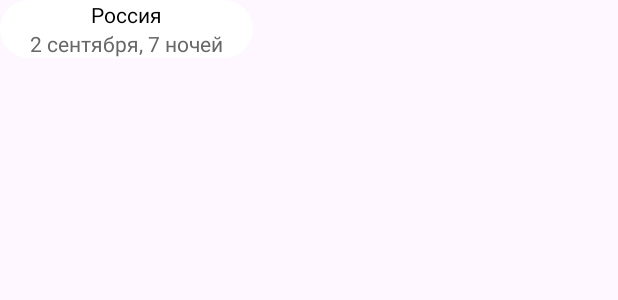
After one commit to fslon/TouristAgency, an Android app: the layout city_button.xml on its own in the app's theme, with its tools: preview values and no code run, on a phone screen of 412 x 824 dp. The commit adds this screen. Shown: the top 300 px of the screen. Run offline under Robolectric (Android 15) with nearby library versions, the phone set to English and light mode, and no system bars.

Commit message:
основные кнопки в процессе

```diff
--- a/app/src/main/java/com/example/touristagency/ui/activity/MainActivity.kt
+++ b/app/src/main/java/com/example/touristagency/ui/activity/MainActivity.kt
@@ -1,6 +1,7 @@
 package com.example.touristagency.ui.activity
 
 import android.os.Bundle
+import androidx.appcompat.app.AppCompatDelegate
 import com.example.touristagency.App
 import com.example.touristagency.R
 import com.example.touristagency.databinding.ActivityMainBinding
@@ -26,6 +27,8 @@ class MainActivity : MvpAppCompatActivity(), MainView {
 
     override fun onCreate(savedInstanceState: Bundle?) {
         super.onCreate(savedInstanceState)
+        AppCompatDelegate.setDefaultNightMode(AppCompatDelegate.MODE_NIGHT_NO)
+
         binding = ActivityMainBinding.inflate(layoutInflater)
         setContentView(binding.root)
         App.instance.appComponent.inject(this)
--- /dev/null
+++ b/app/src/main/res/drawable/back.xml
@@ -0,0 +1,5 @@
+<?xml version="1.0" encoding="utf-8"?>
+<shape xmlns:android="http://schemas.android.com/apk/res/android" android:shape="rectangle" >
+    <corners android:radius="90dp"/>
+    <solid android:color="@android:color/white" />
+</shape>
--- /dev/null
+++ b/app/src/main/res/layout/city_button.xml
@@ -0,0 +1,30 @@
+<?xml version="1.0" encoding="utf-8"?>
+<LinearLayout xmlns:android="http://schemas.android.com/apk/res/android"
+    android:layout_width="wrap_content"
+    android:layout_height="wrap_content"
+    android:orientation="vertical"
+    android:background="@drawable/back"
+    >
+
+    <TextView
+        android:layout_width="wrap_content"
+        android:layout_height="wrap_content"
+        android:id="@+id/city_name_tv"
+        android:text="@string/city_button_text"
+        android:textColor="@color/black"
+        android:layout_gravity="center"
+        android:layout_marginHorizontal="20dp"
+        />
+
+    <TextView
+        android:layout_width="wrap_content"
+        android:layout_height="wrap_content"
+        android:id="@+id/days_number_tv"
+        android:text="2 сентября, 7 ночей"
+        android:layout_gravity="center"
+        android:layout_marginHorizontal="20dp"
+        android:textColor="@color/inactive_text_color"
+        />
+
+
+</LinearLayout>
--- /dev/null
+++ b/app/src/main/res/values/attr.xml
@@ -0,0 +1,5 @@
+<?xml version="1.0" encoding="utf-8"?>
+<resources>
+    <attr name="colorForBackground" format="reference"/>
+    <attr name="inactiveTextColor" format="reference"/>
+</resources>
--- a/app/src/main/res/values/colors.xml
+++ b/app/src/main/res/values/colors.xml
@@ -2,4 +2,18 @@
 <resources>
     <color name="black">#FF000000</color>
     <color name="white">#FFFFFFFF</color>
+    <color name="red">#FF0000</color>
+    <color name="green">#00FF0D</color>
+    <color name="blue">#0022FF</color>
+
+    <color name="primary_color">#D31212</color>
+
+
+    <color name="color_for_background">#F0EFEF</color>
+    <color name="inactive_text_color">#686868</color>
+
+    <color name="button_on_press_tours">#8A8A8A</color>
+
+
+
 </resources>
--- a/app/src/main/res/values/strings.xml
+++ b/app/src/main/res/values/strings.xml
@@ -8,5 +8,8 @@
     <string name="navigation_search">Поиск</string>
     <string name="navigation_favourite">Избранное</string>
     <string name="navigation_hot_tours">Акции</string>
+    <string name="button_tours_text">Туры</string>
+    <string name="button_hotels_text">Отели</string>
+    <string name="city_button_text">Россия</string>
 
 </resources>
--- a/app/src/main/res/values/themes.xml
+++ b/app/src/main/res/values/themes.xml
@@ -1,8 +1,8 @@
 <resources xmlns:tools="http://schemas.android.com/tools">
     <!-- Base application theme. -->
-    <style name="Base.Theme.TouristAgency" parent="Theme.Material3.DayNight.NoActionBar">
+    <style name="Base.Theme.TouristAgency" parent="Theme.Material3.Light.NoActionBar">
         <!-- Customize your light theme here. -->
-        <!-- <item name="colorPrimary">@color/my_light_primary</item> -->
+        <item name="colorForBackground">@color/color_for_background</item>
     </style>
 
     <style name="Theme.TouristAgency" parent="Base.Theme.TouristAgency" />
```
Also changed, not shown: app/src/main/java/com/example/touristagency/ui/fragments/ToursMainFragment.kt (+56 -11 lines), app/src/main/res/color/background_color_buttons_tours.xml (added, +10 -0 lines), app/src/main/res/color/text_color_tours_button.xml (added, +7 -0 lines), app/src/main/res/font/main_font.xml (added, +8 -0 lines), app/src/main/res/layout/fragment_tours_main.xml (+54 -4 lines).
